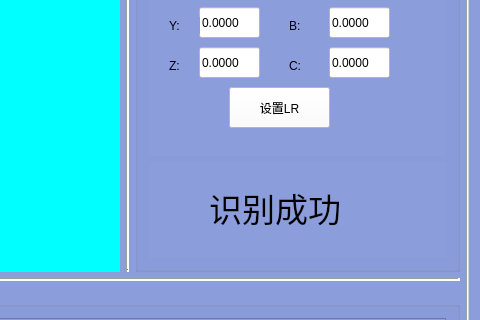
This is mainwindow.ui in shencanjun/HiropPrizeClaw as Qt 5 draws it before an edit; both pictures show x 766 to 1246 and y 302 to 622 of the 1246 by 873 pixel window. The edited form follows.
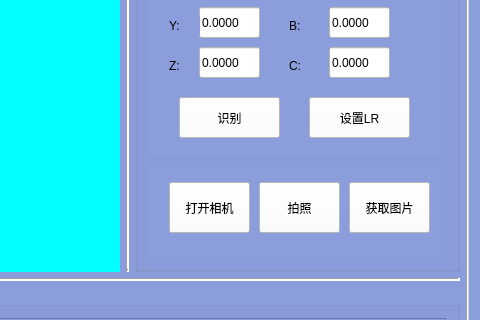
This is the edited form.

Patch:
```diff
--- a/mainwindow.ui
+++ b/mainwindow.ui
@@ -929,8 +929,8 @@
                <widget class="QPushButton" name="pushButton_result_set">
                 <property name="geometry">
                  <rect>
-                  <x>80</x>
-                  <y>170</y>
+                  <x>160</x>
+                  <y>180</y>
                   <width>101</width>
                   <height>41</height>
                  </rect>
@@ -948,26 +948,96 @@
                  <string>设置LR</string>
                 </property>
                </widget>
+               <widget class="QPushButton" name="pushButton_detesion">
+                <property name="geometry">
+                 <rect>
+                  <x>30</x>
+                  <y>180</y>
+                  <width>101</width>
+                  <height>41</height>
+                 </rect>
+                </property>
+                <property name="styleSheet">
+                 <string notr="true">QPushButton { color:  black; 
+	background-color: rgb(255, 255, 255);	
+} 
+QPushButton:checked{ background-color: yellow;}
+QPushButton:hover{  background-color: rgb(186, 189, 182); 
+border-style: outset;  } 
+QWidget:focus{outline: none;}</string>
+                </property>
+                <property name="text">
+                 <string>识别</string>
+                </property>
+               </widget>
               </widget>
              </item>
              <item>
               <widget class="QWidget" name="widget_5" native="true">
-               <widget class="QLabel" name="label_27">
+               <widget class="QPushButton" name="pushButton_openCam">
                 <property name="geometry">
                  <rect>
-                  <x>60</x>
+                  <x>20</x>
                   <y>20</y>
-                  <width>171</width>
+                  <width>81</width>
                   <height>51</height>
                  </rect>
                 </property>
-                <property name="font">
-                 <font>
-                  <pointsize>25</pointsize>
-                 </font>
+                <property name="styleSheet">
+                 <string notr="true">QPushButton { color:  black; 
+	background-color: rgb(255, 255, 255);	
+} 
+QPushButton:checked{ background-color: yellow;}
+QPushButton:hover{  background-color: rgb(186, 189, 182); 
+border-style: outset;  } 
+QWidget:focus{outline: none;}</string>
                 </property>
                 <property name="text">
-                 <string>识别成功</string>
+                 <string>打开相机</string>
+                </property>
+               </widget>
+               <widget class="QPushButton" name="pushButton_takePirture">
+                <property name="geometry">
+                 <rect>
+                  <x>110</x>
+                  <y>20</y>
+                  <width>81</width>
+                  <height>51</height>
+                 </rect>
+                </property>
+                <property name="styleSheet">
+                 <string notr="true">QPushButton { color:  black; 
+	background-color: rgb(255, 255, 255);	
+} 
+QPushButton:checked{ background-color: yellow;}
+QPushButton:hover{  background-color: rgb(186, 189, 182); 
+border-style: outset;  } 
+QWidget:focus{outline: none;}</string>
+                </property>
+                <property name="text">
+                 <string>拍照</string>
+                </property>
+               </widget>
+               <widget class="QPushButton" name="pushButton_getImg">
+                <property name="geometry">
+                 <rect>
+                  <x>200</x>
+                  <y>20</y>
+                  <width>81</width>
+                  <height>51</height>
+                 </rect>
+                </property>
+                <property name="styleSheet">
+                 <string notr="true">QPushButton { color:  black; 
+	background-color: rgb(255, 255, 255);	
+} 
+QPushButton:checked{ background-color: yellow;}
+QPushButton:hover{  background-color: rgb(186, 189, 182); 
+border-style: outset;  } 
+QWidget:focus{outline: none;}</string>
+                </property>
+                <property name="text">
+                 <string>获取图片</string>
                 </property>
                </widget>
               </widget>
```
